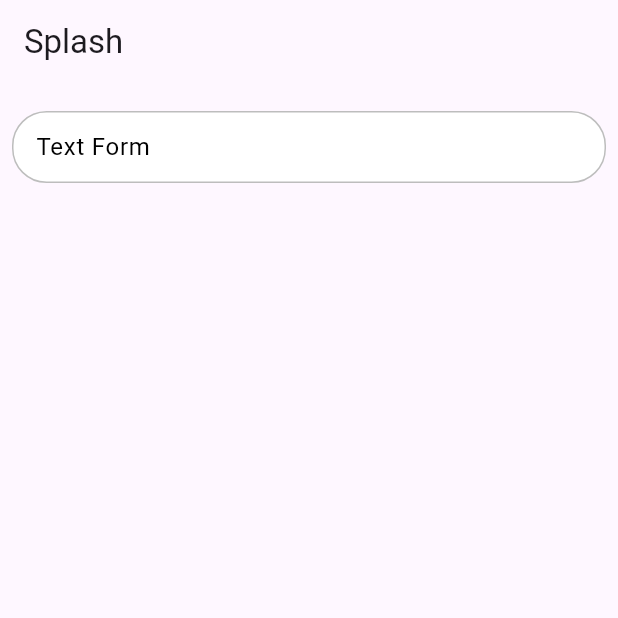
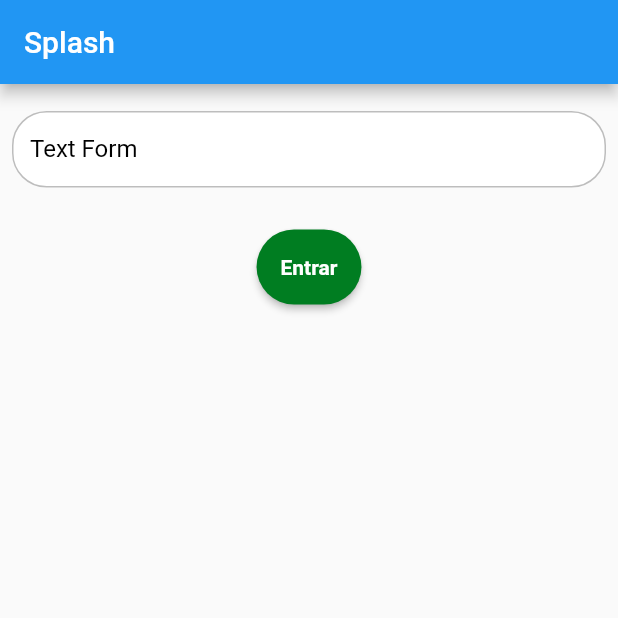
Before and after one commit to Bonom0/vakinha_burger, a Flutter app: the screen it shows after launch, on a phone screen of 412 x 824 dp, the top half of it. Run offline on Flutter 3.47's test engine with Material 3 defaults, Android fonts, the phone set to English and light mode, and no system bars; our stand-ins replace get; Roboto replaces fonts that are missing (mplus1).

Commit message:
Criado button padrão do aplicativo

```diff
--- a/lib/app/core/ui/vakinha_ui.dart
+++ b/lib/app/core/ui/vakinha_ui.dart
@@ -4,6 +4,7 @@ class VakinhaUI {
   VakinhaUI._();
 
   static final ThemeData theme = ThemeData(
+    useMaterial3: false,
     primaryColor: const Color(0xFF007D21),
     primaryColorDark: const Color(0xFF00343F),
     fontFamily: 'mplus1',
--- /dev/null
+++ b/lib/app/core/ui/widgets/vakinha_button.dart
@@ -0,0 +1,37 @@
+import 'package:flutter/material.dart';
+
+class VakinhaButton extends StatelessWidget {
+  final VoidCallback? onPressed;
+  final String label;
+  final double? width;
+  final double height;
+  final Color? color;
+
+  const VakinhaButton({
+    super.key,
+    required this.label,
+    required this.onPressed,
+    this.width,
+    this.height = 50,
+    this.color,
+  });
+
+  @override
+  Widget build(BuildContext context) {
+    return SizedBox(
+      width: width,
+      height: height,
+      child: ElevatedButton(
+        onPressed: onPressed,
+        style: ElevatedButton.styleFrom(
+          shape: StadiumBorder(),
+          backgroundColor: color,
+        ),
+        child: Text(
+          label,
+          style: TextStyle(fontSize: 14, fontWeight: FontWeight.bold),
+        ),
+      ),
+    );
+  }
+}
--- a/lib/app/modules/splash/splash_page.dart
+++ b/lib/app/modules/splash/splash_page.dart
@@ -1,4 +1,5 @@
 import 'package:flutter/material.dart';
+import 'package:vakinha_burger/app/core/ui/widgets/vakinha_button.dart';
 import 'package:vakinha_burger/app/core/ui/widgets/vakinha_textformfield.dart';
 
 class SplashPage extends StatelessWidget {
@@ -15,6 +16,8 @@ class SplashPage extends StatelessWidget {
             padding: const EdgeInsets.all(8.0),
             child: VakinhaTextformfield(label: 'Text Form'),
           ),
+          const SizedBox(height: 20),
+          VakinhaButton(label: 'Entrar', onPressed: () {}),
         ],
       ),
     );
```
